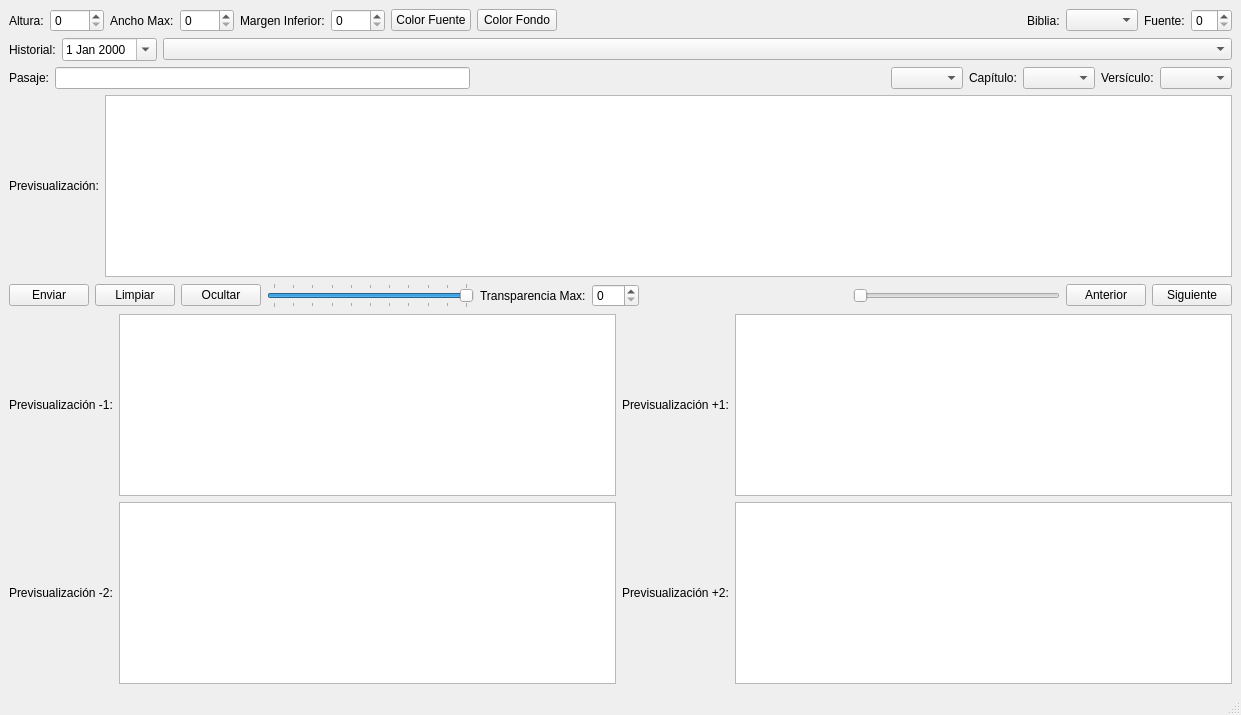
Above: main.ui from TimRobles/Versiculos before the change. Below: the same form after it.
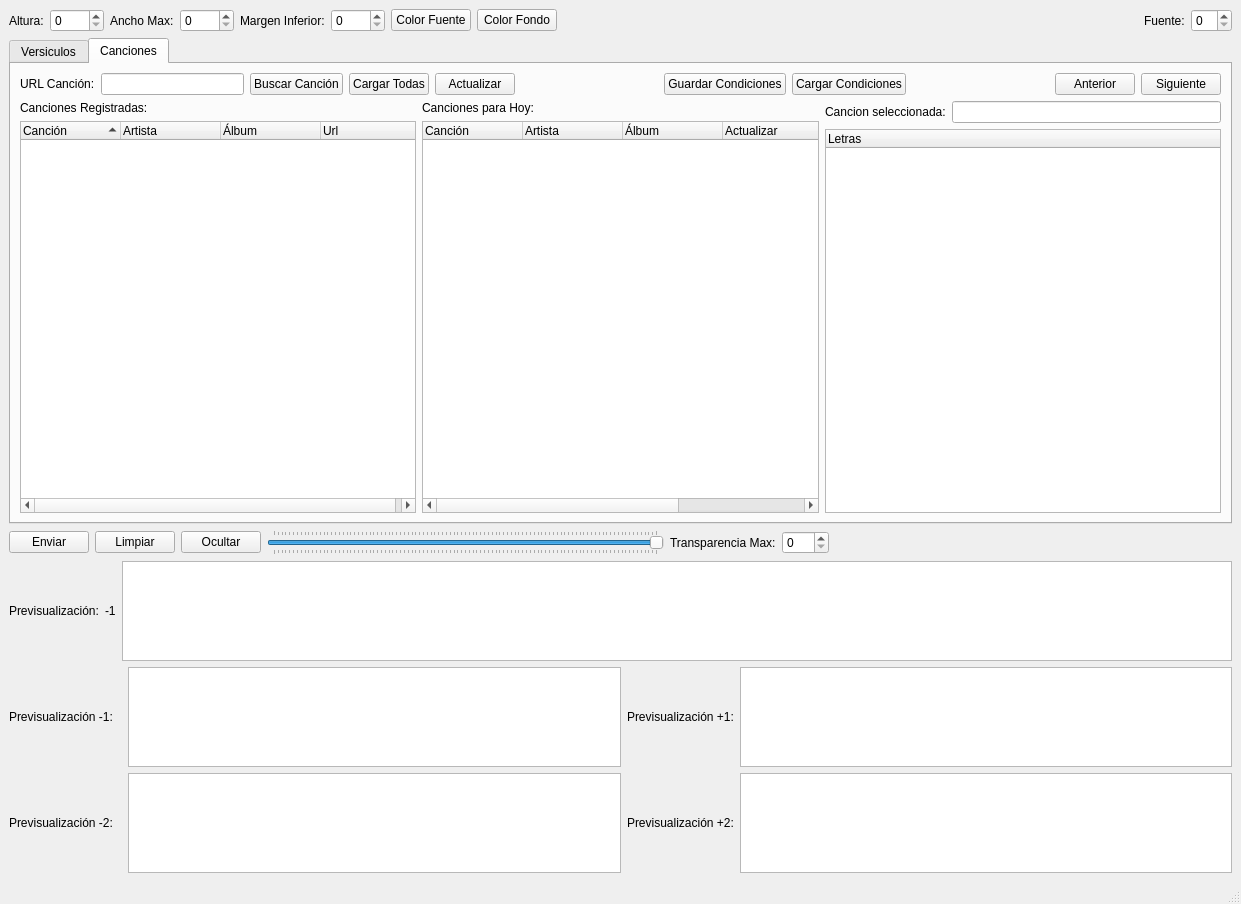
That is the form after the change. The open tabs and pages were chosen to show the change.

Commit message: Versiculos y canciones

The edit to the form file:
```diff
--- a/main.ui
+++ b/main.ui
@@ -7,15 +7,22 @@
     <x>0</x>
     <y>0</y>
     <width>1241</width>
-    <height>715</height>
+    <height>904</height>
    </rect>
   </property>
   <property name="windowTitle">
    <string>Versiculos</string>
   </property>
   <widget class="QWidget" name="centralwidget">
-   <layout class="QGridLayout" name="gridLayout_8">
-    <item row="0" column="0">
+   <layout class="QGridLayout" name="gridLayout_9">
+    <item row="5" column="4">
+     <widget class="QLabel" name="label_11">
+      <property name="text">
+       <string>Previsualización +2:</string>
+      </property>
+     </widget>
+    </item>
+    <item row="0" column="0" colspan="6">
      <layout class="QGridLayout" name="gridLayout_2">
       <item row="0" column="2">
        <widget class="QLabel" name="label_2">
@@ -45,13 +52,6 @@
         </property>
        </widget>
       </item>
-      <item row="0" column="9">
-       <widget class="QLabel" name="label_14">
-        <property name="text">
-         <string>Biblia:</string>
-        </property>
-       </widget>
-      </item>
       <item row="0" column="0">
        <widget class="QLabel" name="label">
         <property name="text">
@@ -93,9 +93,6 @@
         </property>
        </widget>
       </item>
-      <item row="0" column="10">
-       <widget class="QComboBox" name="cbBiblia"/>
-      </item>
       <item row="0" column="12">
        <widget class="QSpinBox" name="sbFuente">
         <property name="maximum">
@@ -112,104 +109,17 @@
       </item>
      </layout>
     </item>
-    <item row="1" column="0">
-     <layout class="QGridLayout" name="gridLayout_3">
-      <item row="0" column="0">
-       <widget class="QLabel" name="label_7">
-        <property name="sizePolicy">
-         <sizepolicy hsizetype="Maximum" vsizetype="Preferred">
-          <horstretch>0</horstretch>
-          <verstretch>0</verstretch>
-         </sizepolicy>
-        </property>
-        <property name="text">
-         <string>Historial:</string>
-        </property>
-       </widget>
-      </item>
-      <item row="0" column="2">
-       <widget class="QComboBox" name="cbHistorial"/>
-      </item>
-      <item row="0" column="1">
-       <widget class="QDateEdit" name="deFecha">
-        <property name="sizePolicy">
-         <sizepolicy hsizetype="Maximum" vsizetype="Fixed">
-          <horstretch>0</horstretch>
-          <verstretch>0</verstretch>
-         </sizepolicy>
-        </property>
-        <property name="calendarPopup">
-         <bool>true</bool>
-        </property>
-       </widget>
-      </item>
-     </layout>
+    <item row="5" column="3">
+     <widget class="QTextEdit" name="tePrevMenos2">
+      <property name="maximumSize">
+       <size>
+        <width>16777215</width>
+        <height>100</height>
+       </size>
+      </property>
+     </widget>
     </item>
-    <item row="2" column="0">
-     <layout class="QGridLayout" name="gridLayout">
-      <item row="0" column="4">
-       <widget class="QLabel" name="label_5">
-        <property name="text">
-         <string>Capítulo:</string>
-        </property>
-       </widget>
-      </item>
-      <item row="0" column="0">
-       <widget class="QLabel" name="label_3">
-        <property name="text">
-         <string>Pasaje:</string>
-        </property>
-       </widget>
-      </item>
-      <item row="0" column="1">
-       <widget class="QLineEdit" name="lePasaje"/>
-      </item>
-      <item row="0" column="5">
-       <widget class="QComboBox" name="cbCapitulo"/>
-      </item>
-      <item row="0" column="6">
-       <widget class="QLabel" name="label_6">
-        <property name="text">
-         <string>Versículo:</string>
-        </property>
-       </widget>
-      </item>
-      <item row="0" column="7">
-       <widget class="QComboBox" name="cbVersiculo"/>
-      </item>
-      <item row="0" column="3">
-       <widget class="QComboBox" name="cbLibro"/>
-      </item>
-      <item row="0" column="2">
-       <spacer name="horizontalSpacer_2">
-        <property name="orientation">
-         <enum>Qt::Horizontal</enum>
-        </property>
-        <property name="sizeHint" stdset="0">
-         <size>
-          <width>40</width>
-          <height>20</height>
-         </size>
-        </property>
-       </spacer>
-      </item>
-     </layout>
-    </item>
-    <item row="3" column="0">
-     <layout class="QGridLayout" name="gridLayout_4">
-      <item row="0" column="0">
-       <widget class="QLabel" name="label_9">
-        <property name="text">
-         <string>Previsualización:</string>
-        </property>
-       </widget>
-      </item>
-      <item row="0" column="1">
-       <widget class="QTextEdit" name="tePrev"/>
-      </item>
-     </layout>
-    </item>
-    <item row="4" column="0">
+    <item row="2" column="0" colspan="6">
      <layout class="QGridLayout" name="gridLayout_7">
       <item row="0" column="4">
        <widget class="QSlider" name="hsTransparencia">
@@ -234,13 +144,6 @@
         </property>
        </widget>
       </item>
-      <item row="0" column="10">
-       <widget class="QPushButton" name="btnSiguiente">
-        <property name="text">
-         <string>Siguiente</string>
-        </property>
-       </widget>
-      </item>
       <item row="0" column="6">
        <widget class="QSpinBox" name="sbTransparenciaMax">
         <property name="maximum">
@@ -282,15 +185,14 @@
         </property>
        </widget>
       </item>
-      <item row="0" column="9">
-       <widget class="QPushButton" name="btnAnterior">
-        <property name="text">
-         <string>Anterior</string>
-        </property>
-       </widget>
-      </item>
       <item row="0" column="8">
        <widget class="QSlider" name="hsTransparenciaTexto">
+        <property name="maximumSize">
+         <size>
+          <width>0</width>
+          <height>16777215</height>
+         </size>
+        </property>
         <property name="maximum">
          <number>100</number>
         </property>
@@ -304,53 +206,481 @@
       </item>
      </layout>
     </item>
-    <item row="5" column="0">
-     <layout class="QGridLayout" name="gridLayout_5">
-      <item row="0" column="4">
-       <widget class="QLabel" name="label_10">
-        <property name="text">
-         <string>Previsualización +1:</string>
-        </property>
-       </widget>
-      </item>
-      <item row="0" column="2">
-       <widget class="QLabel" name="label_12">
-        <property name="text">
-         <string>Previsualización -1:</string>
-        </property>
-       </widget>
-      </item>
-      <item row="0" column="3">
-       <widget class="QTextEdit" name="tePrevMenos1"/>
-      </item>
-      <item row="0" column="5">
-       <widget class="QTextEdit" name="tePrevMas1"/>
-      </item>
-     </layout>
+    <item row="3" column="0">
+     <widget class="QLabel" name="label_9">
+      <property name="text">
+       <string>Previsualización:</string>
+      </property>
+     </widget>
     </item>
-    <item row="6" column="0">
-     <layout class="QGridLayout" name="gridLayout_6">
-      <item row="0" column="3">
-       <widget class="QTextEdit" name="tePrevMenos2"/>
-      </item>
-      <item row="0" column="2">
-       <widget class="QLabel" name="label_13">
-        <property name="text">
-         <string>Previsualización -2:</string>
-        </property>
-       </widget>
-      </item>
-      <item row="0" column="4">
-       <widget class="QLabel" name="label_11">
-        <property name="text">
-         <string>Previsualización +2:</string>
-        </property>
-       </widget>
-      </item>
-      <item row="0" column="5">
-       <widget class="QTextEdit" name="tePrevMas2"/>
-      </item>
-     </layout>
+    <item row="4" column="3">
+     <widget class="QTextEdit" name="tePrevMenos1">
+      <property name="maximumSize">
+       <size>
+        <width>16777215</width>
+        <height>100</height>
+       </size>
+      </property>
+     </widget>
+    </item>
+    <item row="4" column="5">
+     <widget class="QTextEdit" name="tePrevMas1">
+      <property name="maximumSize">
+       <size>
+        <width>16777215</width>
+        <height>100</height>
+       </size>
+      </property>
+     </widget>
+    </item>
+    <item row="3" column="2" colspan="4">
+     <widget class="QTextEdit" name="tePrev">
+      <property name="maximumSize">
+       <size>
+        <width>16777215</width>
+        <height>100</height>
+       </size>
+      </property>
+     </widget>
+    </item>
+    <item row="5" column="5">
+     <widget class="QTextEdit" name="tePrevMas2">
+      <property name="maximumSize">
+       <size>
+        <width>16777215</width>
+        <height>100</height>
+       </size>
+      </property>
+     </widget>
+    </item>
+    <item row="4" column="0" colspan="3">
+     <widget class="QLabel" name="label_12">
+      <property name="text">
+       <string>Previsualización -1:</string>
+      </property>
+     </widget>
+    </item>
+    <item row="1" column="0" colspan="6">
+     <widget class="QTabWidget" name="tabWidget">
+      <property name="currentIndex">
+       <number>0</number>
+      </property>
+      <widget class="QWidget" name="tab_1">
+       <attribute name="title">
+        <string>Versiculos</string>
+       </attribute>
+       <layout class="QGridLayout" name="gridLayout_8">
+        <item row="0" column="0">
+         <layout class="QGridLayout" name="gridLayout_3">
+          <item row="0" column="2">
+           <widget class="QComboBox" name="cbHistorial">
+            <property name="sizePolicy">
+             <sizepolicy hsizetype="Expanding" vsizetype="Fixed">
+              <horstretch>0</horstretch>
+              <verstretch>0</verstretch>
+             </sizepolicy>
+            </property>
+           </widget>
+          </item>
+          <item row="0" column="4">
+           <widget class="QLabel" name="label_14">
+            <property name="sizePolicy">
+             <sizepolicy hsizetype="Maximum" vsizetype="Preferred">
+              <horstretch>0</horstretch>
+              <verstretch>0</verstretch>
+             </sizepolicy>
+            </property>
+            <property name="text">
+             <string>Biblia:</string>
+            </property>
+           </widget>
+          </item>
+          <item row="0" column="0">
+           <widget class="QLabel" name="label_7">
+            <property name="sizePolicy">
+             <sizepolicy hsizetype="Maximum" vsizetype="Preferred">
+              <horstretch>0</horstretch>
+              <verstretch>0</verstretch>
+             </sizepolicy>
+            </property>
+            <property name="text">
+             <string>Historial:</string>
+            </property>
+           </widget>
+          </item>
+          <item row="0" column="7">
+           <widget class="QPushButton" name="btnCargarCondV">
+            <property name="text">
+             <string>Cargar Condiciones</string>
+            </property>
+           </widget>
+          </item>
+          <item row="0" column="5">
+           <widget class="QComboBox" name="cbBiblia"/>
+          </item>
+          <item row="0" column="1">
+           <widget class="QDateEdit" name="deFecha">
+            <property name="sizePolicy">
+             <sizepolicy hsizetype="Maximum" vsizetype="Fixed">
+              <horstretch>0</horstretch>
+              <verstretch>0</verstretch>
+             </sizepolicy>
+            </property>
+            <property name="calendarPopup">
+             <bool>true</bool>
+            </property>
+           </widget>
+          </item>
+          <item row="0" column="6">
+           <widget class="QPushButton" name="btnGuardarCondV">
+            <property name="text">
+             <string>Guardar Condiciones</string>
+            </property>
+           </widget>
+          </item>
+          <item row="0" column="3">
+           <spacer name="horizontalSpacer_4">
+            <property name="orientation">
+             <enum>Qt::Horizontal</enum>
+            </property>
+            <property name="sizeHint" stdset="0">
+             <size>
+              <width>40</width>
+              <height>20</height>
+             </size>
+            </property>
+           </spacer>
+          </item>
+         </layout>
+        </item>
+        <item row="1" column="0">
+         <layout class="QGridLayout" name="gridLayout">
+          <item row="0" column="6">
+           <widget class="QLabel" name="label_6">
+            <property name="text">
+             <string>Versículo:</string>
+            </property>
+           </widget>
+          </item>
+          <item row="0" column="4">
+           <widget class="QLabel" name="label_5">
+            <property name="text">
+             <string>Capítulo:</string>
+            </property>
+           </widget>
+          </item>
+          <item row="0" column="8">
+           <widget class="QPushButton" name="btnAnteriorV">
+            <property name="text">
+             <string>Anterior</string>
+            </property>
+           </widget>
+          </item>
+          <item row="0" column="3">
+           <widget class="QComboBox" name="cbLibro"/>
+          </item>
+          <item row="0" column="1">
+           <widget class="QLineEdit" name="lePasaje"/>
+          </item>
+          <item row="0" column="0">
+           <widget class="QLabel" name="label_3">
+            <property name="text">
+             <string>Pasaje:</string>
+            </property>
+           </widget>
+          </item>
+          <item row="0" column="5">
+           <widget class="QComboBox" name="cbCapitulo"/>
+          </item>
+          <item row="0" column="2">
+           <spacer name="horizontalSpacer_2">
+            <property name="orientation">
+             <enum>Qt::Horizontal</enum>
+            </property>
+            <property name="sizeHint" stdset="0">
+             <size>
+              <width>40</width>
+              <height>20</height>
+             </size>
+            </property>
+           </spacer>
+          </item>
+          <item row="0" column="7">
+           <widget class="QComboBox" name="cbVersiculo"/>
+          </item>
+          <item row="0" column="9">
+           <widget class="QPushButton" name="btnSiguienteV">
+            <property name="text">
+             <string>Siguiente</string>
+            </property>
+           </widget>
+          </item>
+         </layout>
+        </item>
+        <item row="2" column="0">
+         <spacer name="verticalSpacer">
+          <property name="orientation">
+           <enum>Qt::Vertical</enum>
+          </property>
+          <property name="sizeHint" stdset="0">
+           <size>
+            <width>20</width>
+            <height>337</height>
+           </size>
+          </property>
+         </spacer>
+        </item>
+       </layout>
+      </widget>
+      <widget class="QWidget" name="tab_2">
+       <attribute name="title">
+        <string>Canciones</string>
+       </attribute>
+       <layout class="QGridLayout" name="gridLayout_24">
+        <item row="1" column="1">
+         <layout class="QGridLayout" name="gridLayout_10">
+          <item row="0" column="0">
+           <widget class="QLabel" name="label_33">
+            <property name="text">
+             <string>Canciones para Hoy:</string>
+            </property>
+           </widget>
+          </item>
+          <item row="1" column="0">
+           <widget class="QTreeWidget" name="twCancionesHoy">
+            <property name="editTriggers">
+             <set>QAbstractItemView::NoEditTriggers</set>
+            </property>
+            <property name="alternatingRowColors">
+             <bool>true</bool>
+            </property>
+            <property name="sortingEnabled">
+             <bool>false</bool>
+            </property>
+            <column>
+             <property name="text">
+              <string>Canción</string>
+             </property>
+            </column>
+            <column>
+             <property name="text">
+              <string>Artista</string>
+             </property>
+            </column>
+            <column>
+             <property name="text">
+              <string>Álbum</string>
+             </property>
+            </column>
+            <column>
+             <property name="text">
+              <string>Actualizar</string>
+             </property>
+            </column>
+            <column>
+             <property name="text">
+              <string>Quitar</string>
+             </property>
+            </column>
+            <column>
+             <property name="text">
+              <string>Url</string>
+             </property>
+            </column>
+           </widget>
+          </item>
+         </layout>
+        </item>
+        <item row="1" column="2">
+         <layout class="QGridLayout" name="gridLayout_21">
+          <item row="1" column="0">
+           <widget class="QTreeWidget" name="twLetras">
+            <property name="editTriggers">
+             <set>QAbstractItemView::NoEditTriggers</set>
+            </property>
+            <property name="alternatingRowColors">
+             <bool>true</bool>
+            </property>
+            <column>
+             <property name="text">
+              <string>Letras</string>
+             </property>
+            </column>
+           </widget>
+          </item>
+          <item row="0" column="0">
+           <layout class="QGridLayout" name="gridLayout_20">
+            <item row="0" column="0">
+             <widget class="QLabel" name="label_35">
+              <property name="text">
+               <string>Cancion seleccionada:</string>
+              </property>
+             </widget>
+            </item>
+            <item row="0" column="1">
+             <widget class="QLineEdit" name="leCancionSeleccionada"/>
+            </item>
+           </layout>
+          </item>
+         </layout>
+        </item>
+        <item row="1" column="0">
+         <layout class="QGridLayout" name="gridLayout_19">
+          <item row="0" column="0">
+           <widget class="QLabel" name="label_32">
+            <property name="text">
+             <string>Canciones Registradas:</string>
+            </property>
+           </widget>
+          </item>
+          <item row="1" column="0">
+           <widget class="QTreeWidget" name="twCancionesRegistradas">
+            <property name="editTriggers">
+             <set>QAbstractItemView::NoEditTriggers</set>
+            </property>
+            <property name="alternatingRowColors">
+             <bool>true</bool>
+            </property>
+            <property name="sortingEnabled">
+             <bool>true</bool>
+            </property>
+            <column>
+             <property name="text">
+              <string>Canción</string>
+             </property>
+            </column>
+            <column>
+             <property name="text">
+              <string>Artista</string>
+             </property>
+            </column>
+            <column>
+             <property name="text">
+              <string>Álbum</string>
+             </property>
+            </column>
+            <column>
+             <property name="text">
+              <string>Url</string>
+             </property>
+            </column>
+           </widget>
+          </item>
+         </layout>
+        </item>
+        <item row="0" column="0" colspan="3">
+         <layout class="QGridLayout" name="gridLayout_22">
+          <item row="0" column="6">
+           <widget class="QPushButton" name="btnGuardarCondC">
+            <property name="text">
+             <string>Guardar Condiciones</string>
+            </property>
+           </widget>
+          </item>
+          <item row="0" column="3">
+           <widget class="QPushButton" name="btnCargarTodas">
+            <property name="text">
+             <string>Cargar Todas</string>
+            </property>
+           </widget>
+          </item>
+          <item row="0" column="7">
+           <widget class="QPushButton" name="btnCargarCondC">
+            <property name="text">
+             <string>Cargar Condiciones</string>
+            </property>
+           </widget>
+          </item>
+          <item row="0" column="8">
+           <spacer name="horizontalSpacer_5">
+            <property name="orientation">
+             <enum>Qt::Horizontal</enum>
+            </property>
+            <property name="sizeHint" stdset="0">
+             <size>
+              <width>40</width>
+              <height>20</height>
+             </size>
+            </property>
+           </spacer>
+          </item>
+          <item row="0" column="9">
+           <widget class="QPushButton" name="btnAnteriorC">
+            <property name="text">
+             <string>Anterior</string>
+            </property>
+           </widget>
+          </item>
+          <item row="0" column="2">
+           <widget class="QPushButton" name="btnBuscarCancion">
+            <property name="text">
+             <string>Buscar Canción</string>
+            </property>
+           </widget>
+          </item>
+          <item row="0" column="0">
+           <widget class="QLabel" name="label_31">
+            <property name="text">
+             <string>URL Canción:</string>
+            </property>
+           </widget>
+          </item>
+          <item row="0" column="1">
+           <widget class="QLineEdit" name="leUrlCancion"/>
+          </item>
+          <item row="0" column="5">
+           <spacer name="horizontalSpacer_7">
+            <property name="orientation">
+             <enum>Qt::Horizontal</enum>
+            </property>
+            <property name="sizeHint" stdset="0">
+             <size>
+              <width>40</width>
+              <height>20</height>
+             </size>
+            </property>
+           </spacer>
+          </item>
+          <item row="0" column="10">
+           <widget class="QPushButton" name="btnSiguienteC">
+            <property name="text">
+             <string>Siguiente</string>
+            </property>
+           </widget>
+          </item>
+          <item row="0" column="4">
+           <widget class="QPushButton" name="btnActualizar">
+            <property name="text">
+             <string>Actualizar</string>
+            </property>
+           </widget>
+          </item>
+         </layout>
+        </item>
+       </layout>
+      </widget>
+     </widget>
+    </item>
+    <item row="4" column="4">
+     <widget class="QLabel" name="label_10">
+      <property name="text">
+       <string>Previsualización +1:</string>
+      </property>
+     </widget>
+    </item>
+    <item row="5" column="0" colspan="3">
+     <widget class="QLabel" name="label_13">
+      <property name="text">
+       <string>Previsualización -2:</string>
+      </property>
+     </widget>
+    </item>
+    <item row="3" column="1">
+     <widget class="QLabel" name="lblItemIndex">
+      <property name="text">
+       <string>-1</string>
+      </property>
+     </widget>
     </item>
    </layout>
   </widget>
```
Left out of the diff: 50 changed lines with no effect on the pictures. The commit also changes 7 other files.
